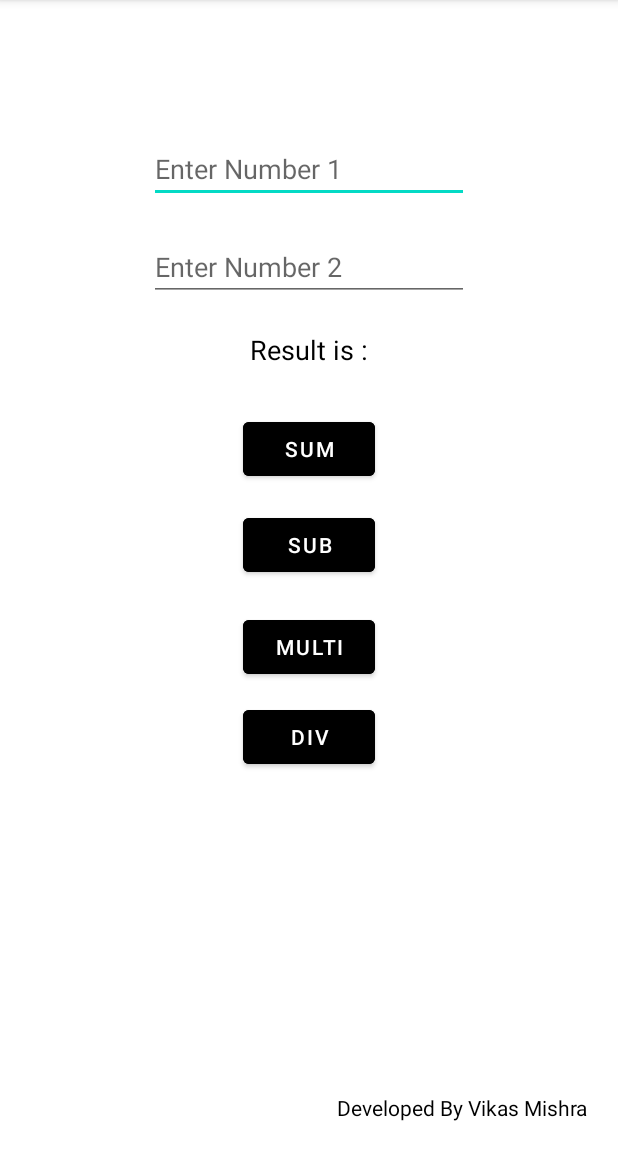
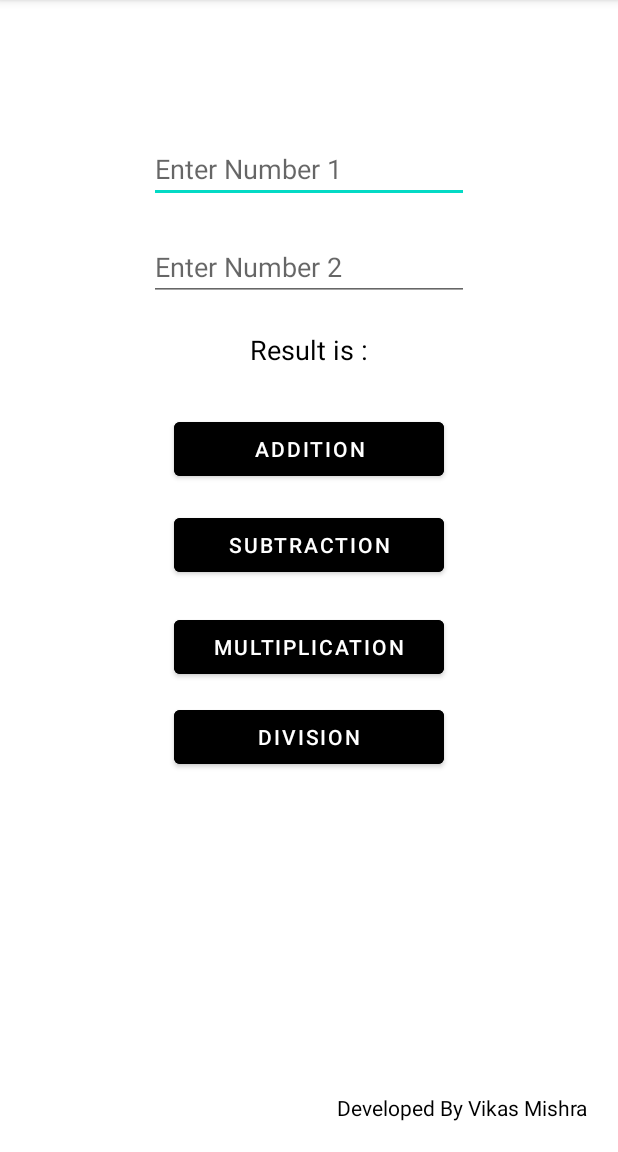
Before and after one commit to vikasmishra99195/OIBSIP-2, an Android app: the screen it shows after launch (MainActivity), on a phone screen of 412 x 824 dp, the part 84-1236 px from its top. Run offline under Robolectric (Android 15) with nearby library versions, the phone set to English and light mode, and no system bars.

Commit message:
Simple Calculator App

```diff
--- a/app/src/main/res/layout/activity_main.xml
+++ b/app/src/main/res/layout/activity_main.xml
@@ -40,10 +40,10 @@
 
     <Button
         android:id="@+id/button"
-        android:layout_width="wrap_content"
+        android:layout_width="180dp"
         android:layout_height="wrap_content"
         android:onClick="btnsum"
-        android:text="SUM"
+        android:text="Addition"
         android:backgroundTint="@color/black"
         android:layout_below="@+id/tvResult"
         android:layout_centerHorizontal="true"
@@ -52,11 +52,11 @@
 
     <Button
         android:id="@+id/button2"
-        android:layout_width="wrap_content"
+        android:layout_width="180dp"
         android:layout_height="wrap_content"
         android:layout_marginTop="16dp"
         android:onClick="btnsub"
-        android:text="SUB"
+        android:text="SUBTRACTION"
         android:backgroundTint="@color/black"
         android:layout_below="@+id/button"
         android:layout_centerHorizontal="true"
@@ -64,22 +64,22 @@
 
     <Button
         android:id="@+id/button3"
-        android:layout_width="wrap_content"
+        android:layout_width="180dp"
         android:layout_height="wrap_content"
         android:layout_marginTop="20dp"
         android:onClick="btnmulti"
-        android:text="MULTI"
+        android:text="MULTIPLICATION"
         android:backgroundTint="@color/black"
         android:layout_centerHorizontal="true"
         android:layout_below="@id/button2"/>
 
     <Button
         android:id="@+id/button4"
-        android:layout_width="wrap_content"
+        android:layout_width="180dp"
         android:layout_height="wrap_content"
         android:layout_marginTop="12dp"
         android:onClick="btndiv"
-        android:text="DIV"
+        android:text="DIVISION"
         android:backgroundTint="@color/black"
         android:layout_below="@+id/button3"
         android:layout_centerHorizontal="true" />
```
